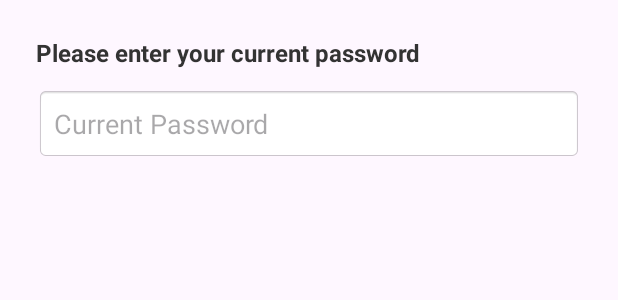
After one commit to yogeshveus/LullabyCare, an Android app: the layout dialog_confirm_password.xml on its own in the app's theme, with its tools: preview values and no code run, on a phone screen of 412 x 824 dp. The commit adds this screen. Shown: the top 300 px of the screen. Run offline under Robolectric (Android 15) with nearby library versions, the phone set to English and light mode, and no system bars.

Commit message:
Edit Account is done

```diff
--- a/app/src/main/java/com/example/babymonitorapp/database/User.kt
+++ b/app/src/main/java/com/example/babymonitorapp/database/User.kt
@@ -11,7 +11,7 @@ data class User(
     var name: String,
     var user: String,
     var password: String,
-    val phone: String
+    var phone: String
 )
 
 @Entity(
--- /dev/null
+++ b/app/src/main/res/layout/dialog_confirm_password.xml
@@ -0,0 +1,29 @@
+<?xml version="1.0" encoding="utf-8"?>
+<LinearLayout xmlns:android="http://schemas.android.com/apk/res/android"
+    android:layout_width="match_parent"
+    android:layout_height="wrap_content"
+    android:orientation="vertical"
+    android:padding="24dp"
+    android:background="?android:attr/windowBackground">
+
+    <TextView
+        android:id="@+id/passwordPromptTitle"
+        android:layout_width="match_parent"
+        android:layout_height="wrap_content"
+        android:text="Please enter your current password"
+        android:textSize="16sp"
+        android:textColor="#333333"
+        android:layout_marginBottom="12dp"
+        android:textStyle="bold" />
+
+    <EditText
+        android:id="@+id/currentPassword"
+        android:layout_width="match_parent"
+        android:layout_height="wrap_content"
+        android:hint="Current Password"
+        android:inputType="textPassword"
+        android:padding="12dp"
+        android:background="@android:drawable/editbox_background_normal"
+        android:layout_marginBottom="8dp" />
+
+</LinearLayout>
```
Also changed, not shown: app/src/main/java/com/example/babymonitorapp/SettingsView.kt (+84 -11 lines), app/src/main/java/com/example/babymonitorapp/Validation.kt (added, +27 -0 lines).
